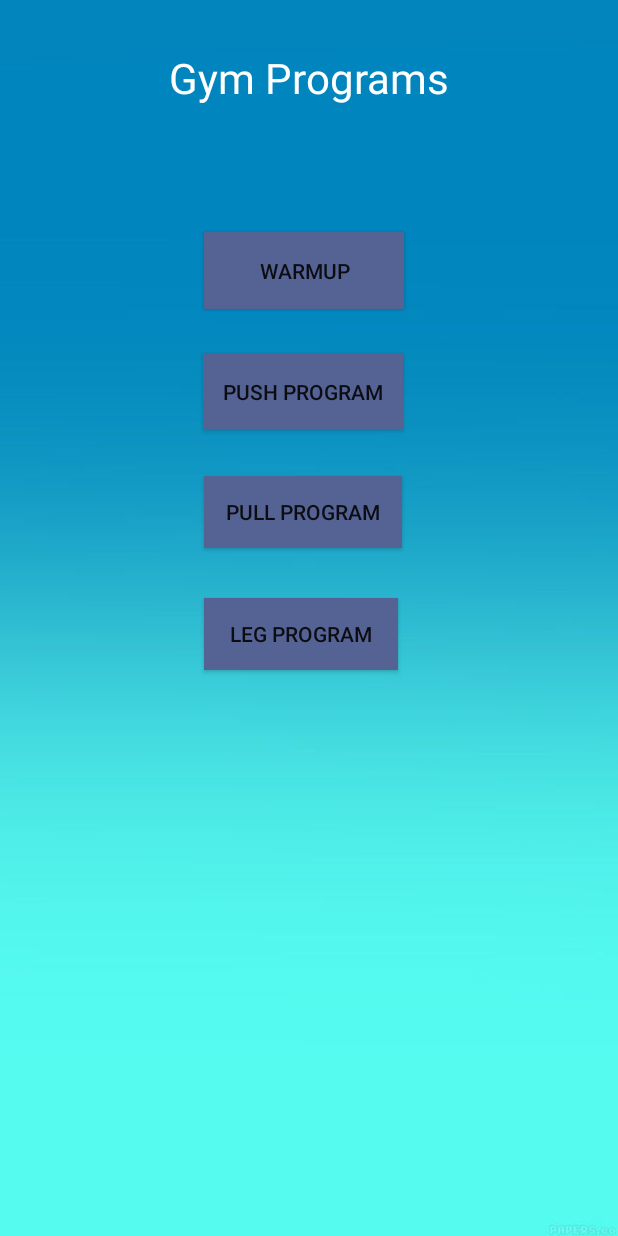
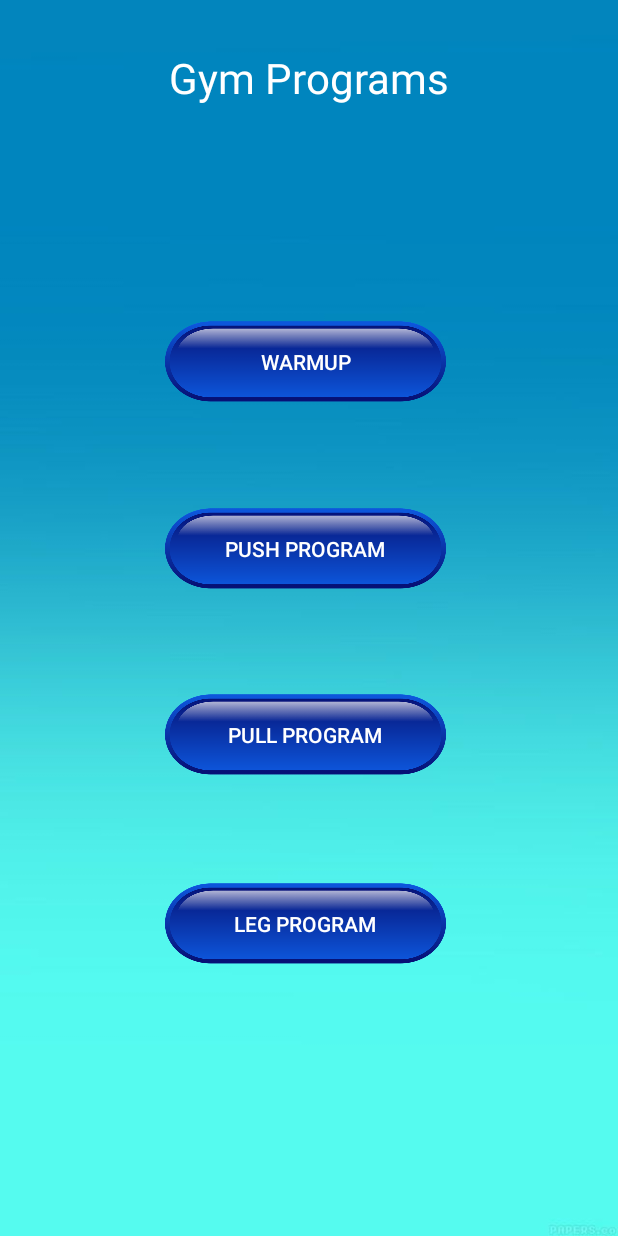
Before and after one commit to RoopeVaarama/Gymapp, an Android app: the gymprogram screen opened directly, with no data from a screen before it, on a phone screen of 412 x 824 dp. Run offline under Robolectric (Android 15) with nearby library versions, the phone set to English and light mode, and no system bars.

Commit message:
Nyt kaikki programit toimii

```diff
--- a/app/src/main/res/layout/activity_gymprogram.xml
+++ b/app/src/main/res/layout/activity_gymprogram.xml
@@ -7,88 +7,88 @@
     android:background="@drawable/background">
 
     <Button
-        android:id="@+id/warmupButton"
-        android:layout_width="133dp"
-        android:layout_height="51dp"
+        android:id="@+id/pushButton"
+        android:layout_width="187dp"
+        android:layout_height="83dp"
         android:layout_marginStart="8dp"
         android:layout_marginLeft="8dp"
         android:layout_marginTop="8dp"
         android:layout_marginEnd="8dp"
         android:layout_marginRight="8dp"
         android:layout_marginBottom="8dp"
-        android:background="#556294"
-        android:onClick="openWarmup"
-        android:text="Warmup"
-        android:textColorLink="#00B12424"
+        android:background="@drawable/button1"
+        android:onClick="openPush"
+        android:text="Push Program"
+        android:textColor="#ffffff"
         app:layout_constraintBottom_toBottomOf="parent"
         app:layout_constraintEnd_toEndOf="parent"
-        app:layout_constraintHorizontal_bias="0.488"
+        app:layout_constraintHorizontal_bias="0.49"
         app:layout_constraintStart_toStartOf="parent"
         app:layout_constraintTop_toTopOf="parent"
-        app:layout_constraintVertical_bias="0.194" />
+        app:layout_constraintVertical_bias="0.436" />
 
     <Button
-        android:id="@+id/pushButton"
-        android:layout_width="133dp"
-        android:layout_height="51dp"
+        android:id="@+id/warmupButton"
+        android:layout_width="187dp"
+        android:layout_height="83dp"
         android:layout_marginStart="8dp"
         android:layout_marginLeft="8dp"
         android:layout_marginTop="8dp"
         android:layout_marginEnd="8dp"
         android:layout_marginRight="8dp"
         android:layout_marginBottom="8dp"
-        android:background="#556294"
-        android:onClick="openPush"
-        android:text="Push Program"
-        android:textColorLink="#00B12424"
+        android:background="@drawable/button1"
+        android:onClick="openWarmup"
+        android:text="Warmup"
+        android:textColor="#ffffff"
         app:layout_constraintBottom_toBottomOf="parent"
         app:layout_constraintEnd_toEndOf="parent"
-        app:layout_constraintHorizontal_bias="0.486"
+        app:layout_constraintHorizontal_bias="0.49"
         app:layout_constraintStart_toStartOf="parent"
         app:layout_constraintTop_toTopOf="parent"
-        app:layout_constraintVertical_bias="0.3" />
-
-
+        app:layout_constraintVertical_bias="0.264" />
 
     <Button
         android:id="@+id/pullButton"
-        android:layout_width="132dp"
-        android:layout_height="wrap_content"
+        android:layout_width="187dp"
+        android:layout_height="83dp"
         android:layout_marginStart="8dp"
         android:layout_marginLeft="8dp"
         android:layout_marginTop="8dp"
         android:layout_marginEnd="8dp"
         android:layout_marginRight="8dp"
         android:layout_marginBottom="8dp"
-        android:background="#556294"
+        android:background="@drawable/button1"
         android:onClick="openPull"
         android:text="Pull Program"
+        android:textColor="#ffffff"
         app:layout_constraintBottom_toBottomOf="parent"
         app:layout_constraintEnd_toEndOf="parent"
-        app:layout_constraintHorizontal_bias="0.486"
+        app:layout_constraintHorizontal_bias="0.49"
         app:layout_constraintStart_toStartOf="parent"
         app:layout_constraintTop_toTopOf="parent"
-        app:layout_constraintVertical_bias="0.407" />
+        app:layout_constraintVertical_bias="0.607" />
 
     <Button
         android:id="@+id/legButton"
-        android:layout_width="129dp"
-        android:layout_height="wrap_content"
+        android:layout_width="187dp"
+        android:layout_height="83dp"
         android:layout_marginStart="8dp"
         android:layout_marginLeft="8dp"
         android:layout_marginTop="8dp"
         android:layout_marginEnd="8dp"
         android:layout_marginRight="8dp"
         android:layout_marginBottom="8dp"
-        android:background="#556294"
+        android:background="@drawable/button1"
         android:onClick="openLeg"
         android:text="Leg Program"
+        android:textColor="#ffffff"
         app:layout_constraintBottom_toBottomOf="parent"
         app:layout_constraintEnd_toEndOf="parent"
-        app:layout_constraintHorizontal_bias="0.481"
+        app:layout_constraintHorizontal_bias="0.49"
         app:layout_constraintStart_toStartOf="parent"
         app:layout_constraintTop_toTopOf="parent"
-        app:layout_constraintVertical_bias="0.514" />
+        app:layout_constraintVertical_bias="0.781" />
 
     <TextView
         android:id="@+id/textView"
```
Also changed, not shown: app/src/main/res/drawable-v24/button.jpg (added), app/src/main/res/drawable-v24/button1.png (added).
